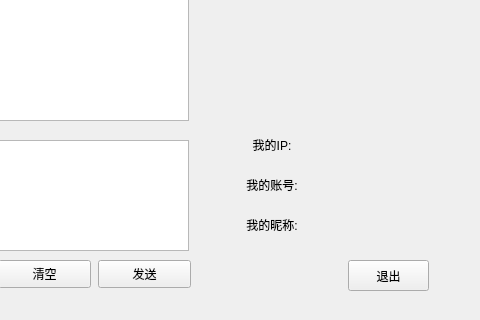
Before: the Qt Designer form ChatRoom/mainwindowchat.ui in AnsrM/Chat-Project, drawn with Qt 5; both pictures show x 272 to 752 and y 260 to 580 of the 752 by 580 pixel window.
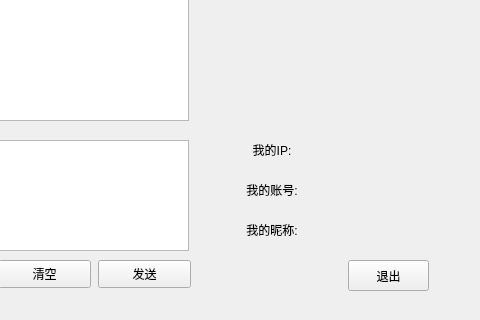
After: the same form once the commit is applied. Icons and pictures are not drawn.

Commit message: 修复ui

```diff
--- a/ChatRoom/mainwindowchat.ui
+++ b/ChatRoom/mainwindowchat.ui
@@ -84,7 +84,7 @@
      <x>510</x>
      <y>390</y>
      <width>141</width>
-     <height>31</height>
+     <height>41</height>
     </rect>
    </property>
    <layout class="QHBoxLayout" name="horizontalLayout">
@@ -111,7 +111,7 @@
      <x>510</x>
      <y>430</y>
      <width>141</width>
-     <height>31</height>
+     <height>41</height>
     </rect>
    </property>
    <layout class="QHBoxLayout" name="horizontalLayout_2">
@@ -137,10 +137,9 @@
      <x>510</x>
      <y>470</y>
      <width>141</width>
-     <height>31</height>
+     <height>41</height>
     </rect>
    </property>
-
    <layout class="QHBoxLayout" name="horizontalLayout_3">
     <item>
      <widget class="QLabel" name="label_3">
```
Left out of the diff: 1 changed line with no effect on the pictures. The commit also changes 1 other file.
